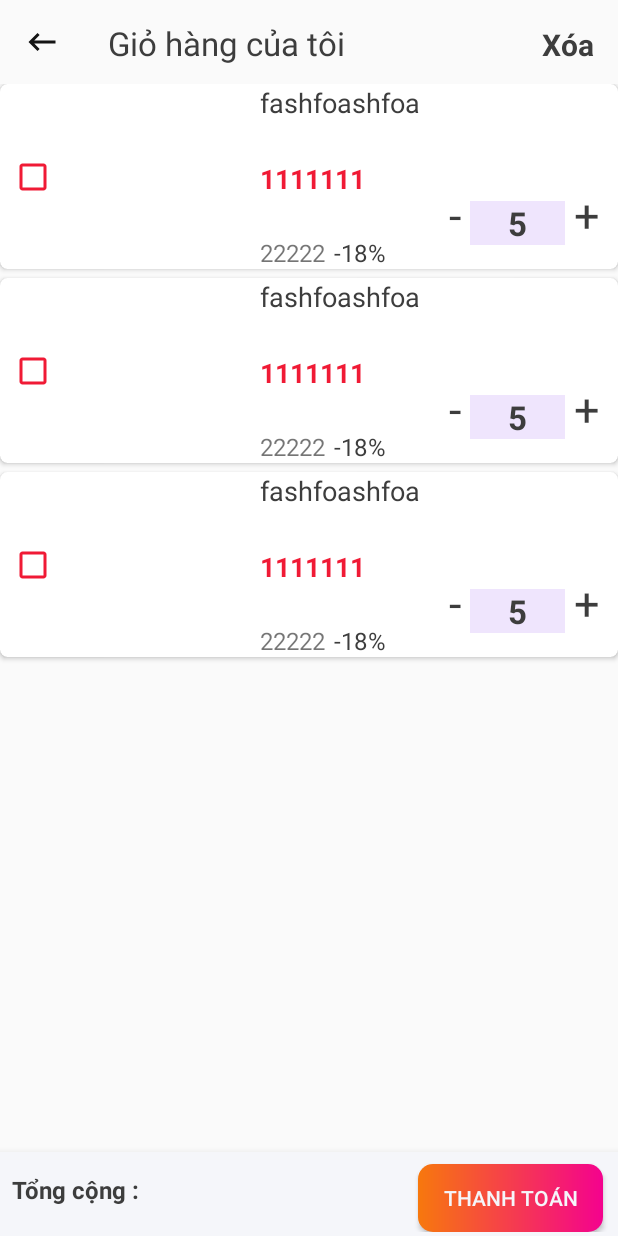
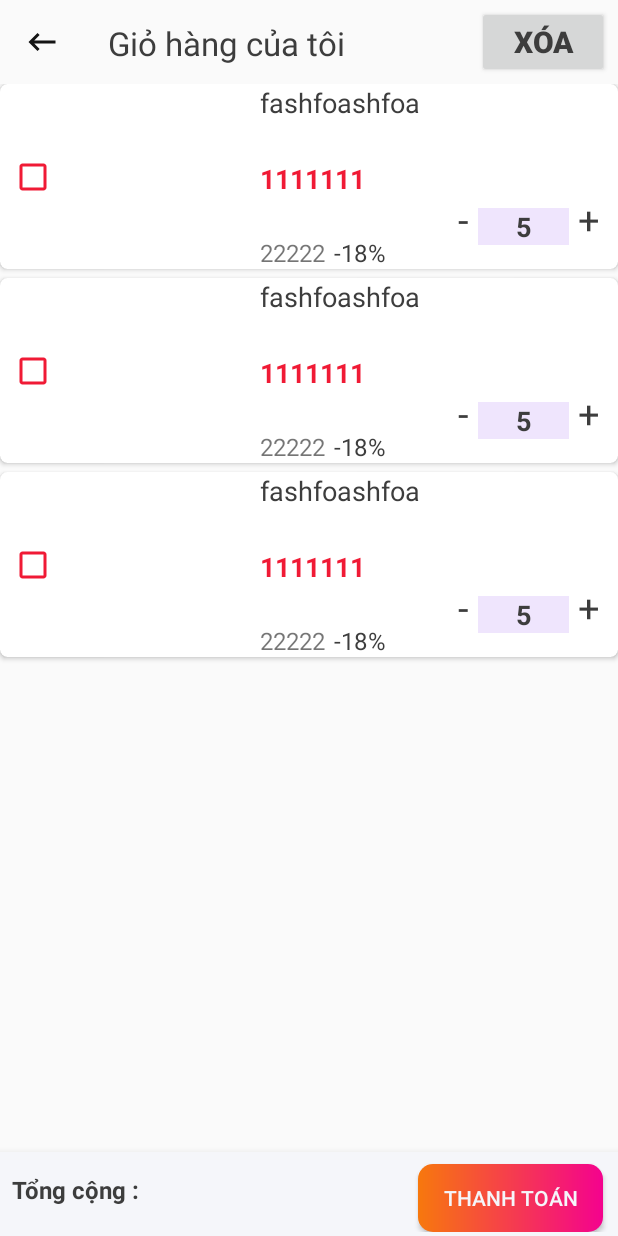
Before and after one commit to NguyenDungQuoc/LazApp, an Android app: the layout activity_cart_for_you.xml on its own in the app's theme, with its tools: preview values and no code run, on a phone screen of 412 x 824 dp. Run offline under Robolectric (Android 15) with nearby library versions, the phone set to English and light mode, and no system bars.

Commit message:
delete cart

```diff
--- a/app/src/main/java/com/example/lazapp/DetailForYouActivity.kt
+++ b/app/src/main/java/com/example/lazapp/DetailForYouActivity.kt
@@ -4,7 +4,6 @@ import android.app.Activity
 import android.content.Intent
 import android.content.SharedPreferences
 import android.os.Bundle
-import android.view.Menu
 import android.view.View
 import androidx.appcompat.app.AppCompatActivity
 import com.bumptech.glide.Glide
@@ -17,7 +16,6 @@ import kotlinx.android.synthetic.main.nav_menu_cart.*
 import kotlinx.android.synthetic.main.row_detail_foryou.*
 
 class DetailForYouActivity : AppCompatActivity() {
-    private var menu: Menu? = null
     private var forYouItem: ForYouProduct? = null
     private var counter: Int = 0
     private var listLike: MutableList<String>? = null
--- a/app/src/main/java/com/example/lazapp/PromotionFragment.kt
+++ b/app/src/main/java/com/example/lazapp/PromotionFragment.kt
@@ -6,7 +6,7 @@ import androidx.fragment.app.Fragment
 import com.bumptech.glide.Glide
 import com.example.lazapp.model.PromotionProduct
 import kotlinx.android.synthetic.main.fragment_promotion.*
-import kotlinx.android.synthetic.main.fragment_promotion.view.*
+
 
 class PromotionFragment : Fragment(R.layout.fragment_promotion) {
     private var promotionProduct: PromotionProduct? = null
--- a/app/src/main/java/com/example/lazapp/adapter/ForYouAdapter.kt
+++ b/app/src/main/java/com/example/lazapp/adapter/ForYouAdapter.kt
@@ -9,7 +9,6 @@ import androidx.recyclerview.widget.RecyclerView
 import com.bumptech.glide.Glide
 import com.example.lazapp.R
 import com.example.lazapp.model.ForYouProduct
-import kotlinx.android.synthetic.main.row_cart.view.*
 import kotlinx.android.synthetic.main.row_foryou.view.*
 
 class ForYouAdapter(
@@ -63,11 +62,6 @@ class ForYouAdapter(
     override fun getItemCount() = productForYou.size
 
     inner class ViewHolder(itemView: View) : RecyclerView.ViewHolder(itemView) {
-        //        val imgForYou: ImageView = itemView.imgForYou
-//        val textDiscount: TextView = itemView.tvDiscountForYou
-//        val textNameForYou: TextView = itemView.tvNameForYou
-//        val texPriceForYou:TextView = itemView.tvPriceForYou
-//        val textPriceDiscoutForYou:TextView = itemView.tvPriceDiscountForYou
         init {
             itemView.setOnClickListener {
                 var position = adapterPosition
--- a/app/src/main/res/layout/actionbar_cart.xml
+++ b/app/src/main/res/layout/actionbar_cart.xml
@@ -29,12 +29,12 @@
         app:layout_constraintTop_toTopOf="parent"
         app:layout_constraintLeft_toRightOf="@+id/btnBackCart"/>
 
-    <androidx.appcompat.widget.AppCompatTextView
+    <androidx.appcompat.widget.AppCompatButton
         android:id="@+id/btnDeleteCart"
         android:layout_width="wrap_content"
         android:layout_height="wrap_content"
-        android:layout_marginTop="16dp"
-        android:layout_marginEnd="16dp"
+        android:layout_marginTop="4dp"
+        android:layout_marginEnd="6dp"
         android:text="Xóa"
         android:textStyle="bold"
         android:textColor="@color/black"
--- a/app/src/main/res/layout/row_cart.xml
+++ b/app/src/main/res/layout/row_cart.xml
@@ -94,7 +94,7 @@
             android:text="+"
             android:textColor="@color/black"
             android:layout_marginBottom="16dp"
-            android:textSize="30sp"
+            android:textSize="25sp"
             android:layout_marginEnd="12dp"
             app:layout_constraintBottom_toBottomOf="parent"
             app:layout_constraintEnd_toEndOf="parent" />
@@ -111,7 +111,7 @@
             android:textColor="@color/black"
             android:layout_marginEnd="6dp"
             android:textStyle="bold"
-            android:textSize="22sp"
+            android:textSize="18sp"
             app:layout_constraintBottom_toBottomOf="parent"
             app:layout_constraintRight_toLeftOf="@+id/btnAdd" />
 
@@ -123,7 +123,7 @@
             android:layout_marginBottom="16dp"
             android:layout_marginEnd="6dp"
             android:textColor="@color/black"
-            android:textSize="30sp"
+            android:textSize="25sp"
             app:layout_constraintBottom_toBottomOf="parent"
             app:layout_constraintRight_toLeftOf="@+id/textNumber" />
 
```
Also changed, not shown: app/src/main/java/com/example/lazapp/CartForYouActivity.kt (+22 -8 lines), app/src/main/java/com/example/lazapp/adapter/CartAdapter.kt (+34 -18 lines).
